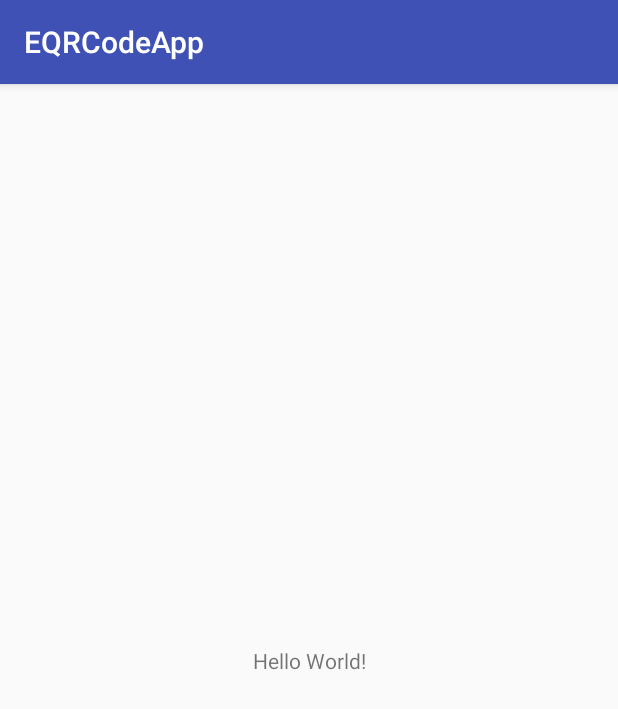
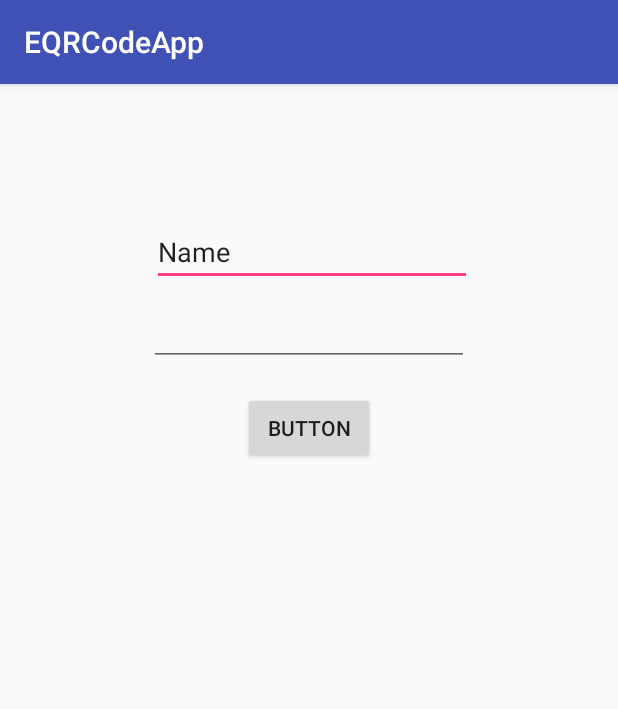
Before and after one commit to norbertdmabasa/QRCode, an Android app: the screen it shows after launch (LoginActivity), on a phone screen of 412 x 824 dp. Shown: the top 709 px of the screen. Run offline under Robolectric (Android 15) with nearby library versions, the phone set to English and light mode, and no system bars.

Commit message:
Login Screen Edit

```diff
--- a/app/src/main/res/layout/activity_login.xml
+++ b/app/src/main/res/layout/activity_login.xml
@@ -6,13 +6,42 @@
     android:layout_height="match_parent"
     tools:context="com.filmetrics.eqrcodeapp.LoginActivity">
 
-    <TextView
+    <EditText
+        android:id="@+id/editText"
         android:layout_width="wrap_content"
         android:layout_height="wrap_content"
-        android:text="Hello World!"
-        app:layout_constraintBottom_toBottomOf="parent"
-        app:layout_constraintLeft_toLeftOf="parent"
+        android:ems="10"
+        android:inputType="textPersonName"
+        android:text="Name"
+        app:layout_constraintTop_toTopOf="parent"
+        android:layout_marginTop="89dp"
+        android:layout_marginRight="4dp"
         app:layout_constraintRight_toRightOf="parent"
-        app:layout_constraintTop_toTopOf="parent" />
+        android:layout_marginLeft="8dp"
+        app:layout_constraintLeft_toLeftOf="parent" />
 
+    <EditText
+        android:id="@+id/editText2"
+        android:layout_width="wrap_content"
+        android:layout_height="wrap_content"
+        android:ems="10"
+        android:inputType="textPassword"
+        android:layout_marginTop="8dp"
+        app:layout_constraintTop_toBottomOf="@+id/editText"
+        android:layout_marginRight="8dp"
+        app:layout_constraintRight_toRightOf="parent"
+        android:layout_marginLeft="8dp"
+        app:layout_constraintLeft_toLeftOf="parent" />
+
+    <Button
+        android:id="@+id/button"
+        android:layout_width="wrap_content"
+        android:layout_height="wrap_content"
+        android:text="Button"
+        android:layout_marginTop="17dp"
+        app:layout_constraintTop_toBottomOf="@+id/editText2"
+        android:layout_marginRight="8dp"
+        app:layout_constraintRight_toRightOf="parent"
+        android:layout_marginLeft="8dp"
+        app:layout_constraintLeft_toLeftOf="parent" />
 </android.support.constraint.ConstraintLayout>
```
